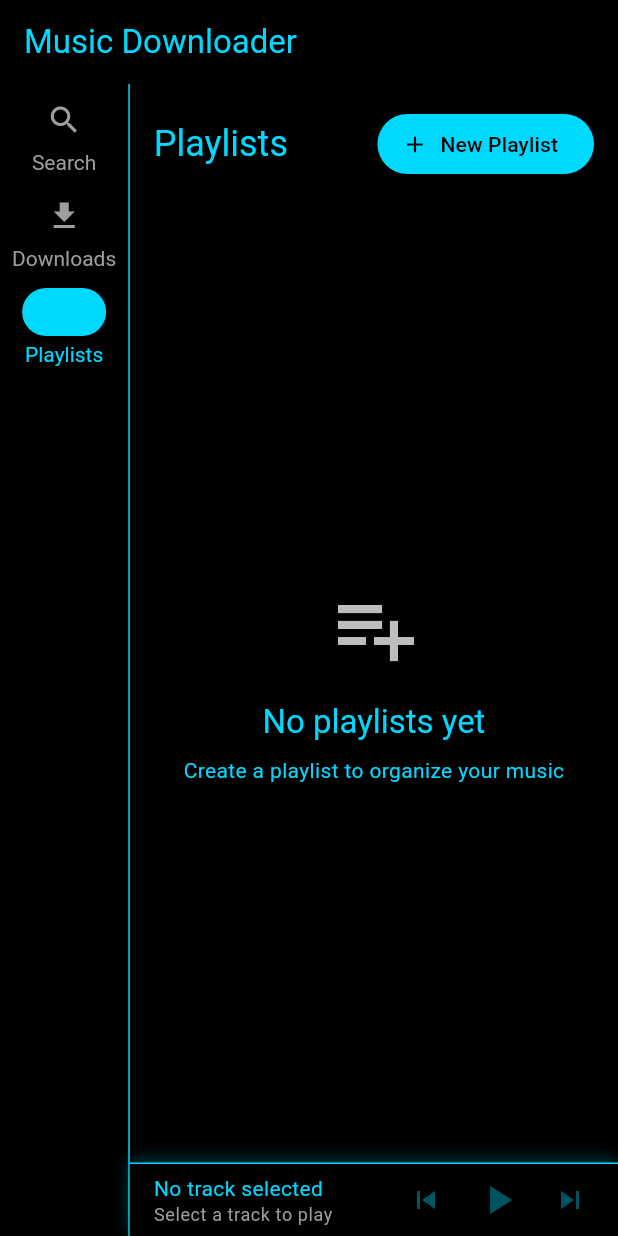
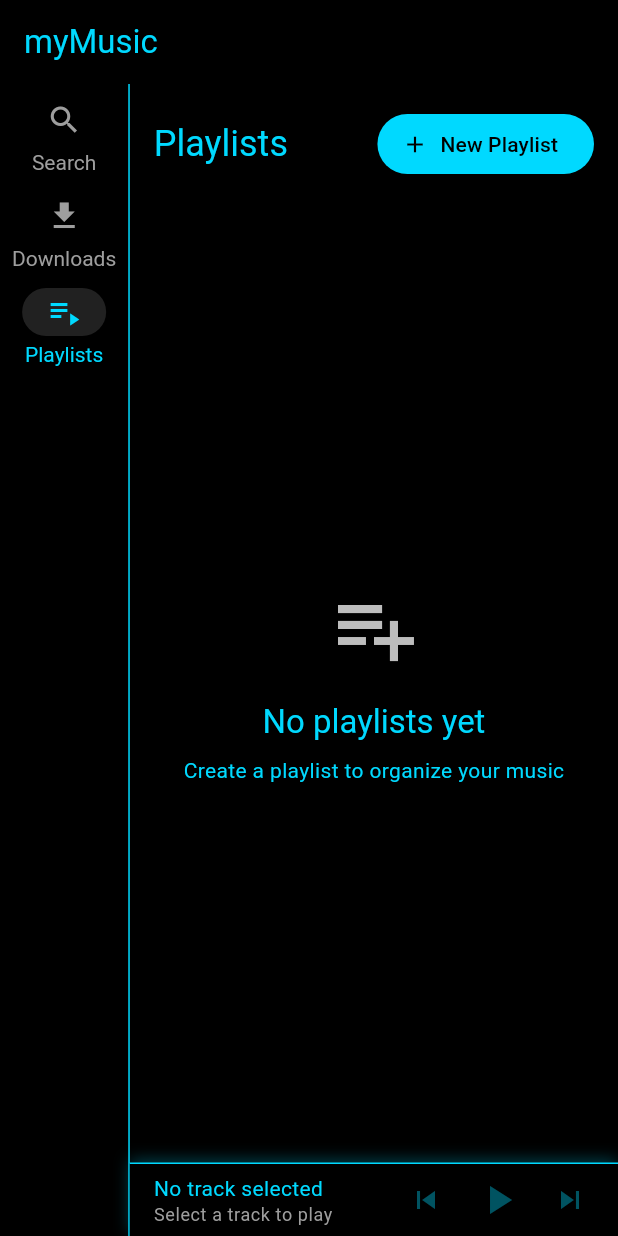
Before and after one commit to kritgrover/myMusic, a Flutter app: the screen it shows after launch, after a tap on "Downloads", after a tap on "Playlists", on a phone screen of 412 x 824 dp. Run offline on Flutter 3.47's test engine with Material 3 defaults, Android fonts, the phone set to English and light mode, and no system bars; our stand-ins replace audioplayers; network calls fail.

Commit message:
sidebar and search ui

```diff
--- a/frontend/lib/main.dart
+++ b/frontend/lib/main.dart
@@ -14,7 +14,7 @@ class MyApp extends StatelessWidget {
   @override
   Widget build(BuildContext context) {
     return MaterialApp(
-      title: 'Music Downloader',
+      title: 'myMusic',
       theme: ThemeData(
         useMaterial3: true,
         brightness: Brightness.dark,
@@ -95,12 +95,12 @@ class MyApp extends StatelessWidget {
           textColor: neonBlue,
           iconColor: neonBlue,
         ),
-        navigationRailTheme: const NavigationRailThemeData(
+        navigationRailTheme: NavigationRailThemeData(
           backgroundColor: Colors.black,
-          selectedIconTheme: IconThemeData(color: neonBlue),
-          selectedLabelTextStyle: TextStyle(color: neonBlue),
-          unselectedIconTheme: IconThemeData(color: Colors.grey),
-          unselectedLabelTextStyle: TextStyle(color: Colors.grey),
+          selectedIconTheme: const IconThemeData(color: neonBlue),
+          selectedLabelTextStyle: const TextStyle(color: neonBlue),
+          unselectedIconTheme: const IconThemeData(color: Colors.grey),
+          unselectedLabelTextStyle: const TextStyle(color: Colors.grey),
         ),
         sliderTheme: SliderThemeData(
           activeTrackColor: neonBlue,
--- a/frontend/lib/screens/home_screen.dart
+++ b/frontend/lib/screens/home_screen.dart
@@ -34,7 +34,7 @@ class _HomeScreenState extends State<HomeScreen> {
   Widget build(BuildContext context) {
     return Scaffold(
       appBar: AppBar(
-        title: const Text('Music Downloader'),
+        title: const Text('myMusic'),
         backgroundColor: Colors.black,
         foregroundColor: neonBlue,
       ),
@@ -49,21 +49,25 @@ class _HomeScreenState extends State<HomeScreen> {
               });
             },
             labelType: NavigationRailLabelType.all,
-            destinations: const [
+            useIndicator: true,
+            indicatorColor: Colors.grey[900],
+            selectedIconTheme: const IconThemeData(color: neonBlue, size: 24),
+            unselectedIconTheme: const IconThemeData(color: Colors.grey, size: 24),
+            destinations: [
               NavigationRailDestination(
-                icon: Icon(Icons.search),
-                selectedIcon: Icon(Icons.search),
-                label: Text('Search'),
+                icon: const Icon(Icons.search),
+                selectedIcon: const Icon(Icons.search),
+                label: const Text('Search'),
               ),
               NavigationRailDestination(
-                icon: Icon(Icons.download),
-                selectedIcon: Icon(Icons.download),
-                label: Text('Downloads'),
+                icon: const Icon(Icons.download),
+                selectedIcon: const Icon(Icons.download),
+                label: const Text('Downloads'),
               ),
               NavigationRailDestination(
-                icon: Icon(Icons.playlist_play),
-                selectedIcon: Icon(Icons.playlist_play),
-                label: Text('Playlists'),
+                icon: const Icon(Icons.playlist_play),
+                selectedIcon: const Icon(Icons.playlist_play),
+                label: const Text('Playlists'),
               ),
             ],
           ),
--- a/frontend/lib/widgets/video_card.dart
+++ b/frontend/lib/widgets/video_card.dart
@@ -17,6 +17,12 @@ class VideoCard extends StatelessWidget {
   Widget build(BuildContext context) {
     return Card(
       margin: const EdgeInsets.symmetric(horizontal: 16, vertical: 8),
+      shape: RoundedRectangleBorder(
+        borderRadius: BorderRadius.circular(12),
+      ),
+      child: InkWell(
+        onTap: onDownload,
+        borderRadius: BorderRadius.circular(12),
         child: ListTile(
           leading: ClipRRect(
             borderRadius: BorderRadius.circular(8),
@@ -57,11 +63,12 @@ class VideoCard extends StatelessWidget {
           ),
           trailing: IconButton(
             icon: const Icon(Icons.download),
-          onPressed: onDownload,
+            onPressed: null,
             tooltip: 'Download',
           ),
           isThreeLine: true,
         ),
+      ),
     );
   }
 }
```
Lines whose indentation alone changed are shown as unchanged.
